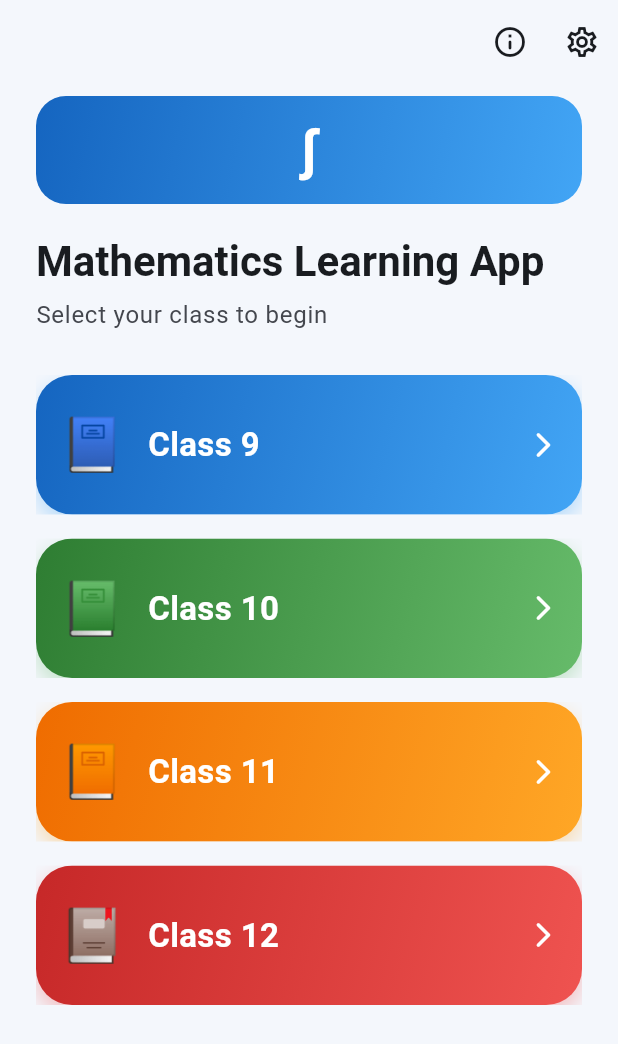
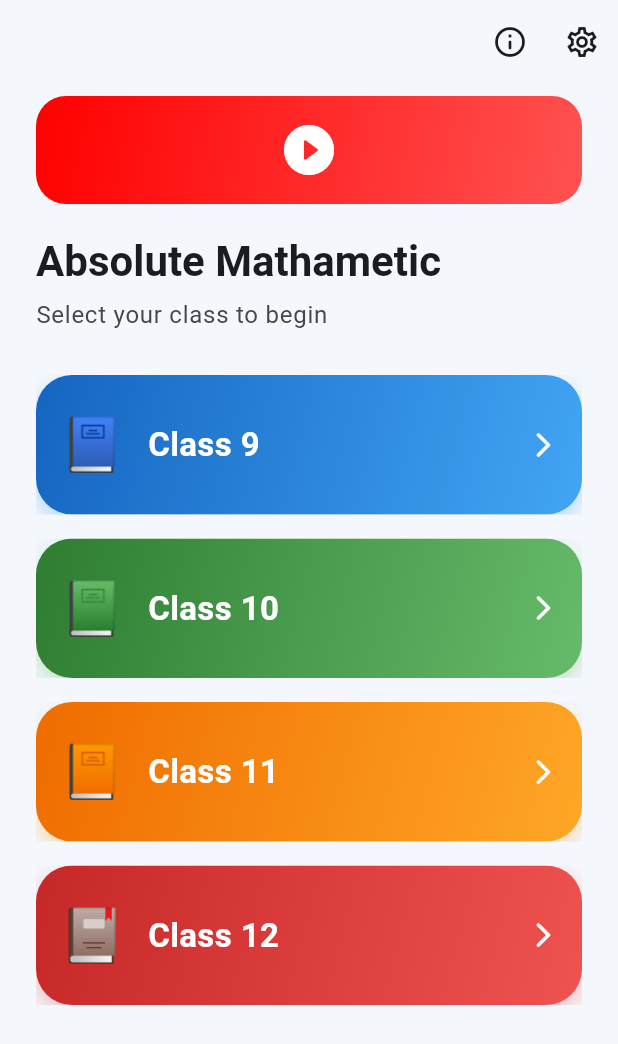
Before and after one commit to ironclaw56/math, a Flutter app: the screen it shows after launch, on a phone screen of 412 x 824 dp. Shown: the top 1044 px of the screen. Run offline on Flutter 3.47's test engine with Material 3 defaults, Android fonts, the phone set to English and light mode, and no system bars; missing offline and left inert: syncfusion_flutter_pdfviewer.

Commit message:
Update home_screen.dart

```diff
--- a/lib/screens/home_screen.dart
+++ b/lib/screens/home_screen.dart
@@ -4,6 +4,7 @@ import '../widgets/class_button.dart';
 import 'chapter_screen.dart';
 import 'settings_screen.dart';
 import 'about_screen.dart';
+import 'package:url_launcher/url_launcher.dart';
 
 /// Home screen: app title + four large gradient buttons for
 /// Class 9 / 10 / 11 / 12.
@@ -45,28 +46,36 @@ class HomeScreen extends StatelessWidget {
               sliver: SliverList(
                 delegate: SliverChildListDelegate([
                   const SizedBox(height: 8),
-                  // Math-themed header icon
-                  Container(
+ // Math-themed header icon (now links to YouTube)
+                  GestureDetector(
+                    onTap: () async {
+                      final uri = Uri.parse('https://www.youtube.com/@AbsoluteMathematic');
+                      if (await canLaunchUrl(uri)) {
+                        await launchUrl(uri, mode: LaunchMode.externalApplication);
+                      }
+                    },
+                    child: Container(
                       width: 72,
                       height: 72,
                       decoration: BoxDecoration(
                         gradient: const LinearGradient(
-                        colors: [Color(0xFF1565C0), Color(0xFF42A5F5)],
+                          colors: [Color(0xFFFF0000), Color(0xFFFF5252)],
                           begin: Alignment.topLeft,
                           end: Alignment.bottomRight,
                         ),
                         borderRadius: BorderRadius.circular(20),
                       ),
                       alignment: Alignment.center,
-                    child: const Text('∫',
-                        style: TextStyle(
-                            fontSize: 36,
+                      child: const Icon(
+                        Icons.play_circle_fill_rounded,
+                        size: 40,
                         color: Colors.white,
-                            fontWeight: FontWeight.bold)),
+                      ),
+                    ),
                   ),
                   const SizedBox(height: 20),
                   Text(
-                    'Mathematics Learning App',
+                    'Absolute Mathametic',
                     style: Theme.of(context).textTheme.headlineMedium,
                   ),
                   const SizedBox(height: 6),
```
Lines whose indentation alone changed are shown as unchanged.
